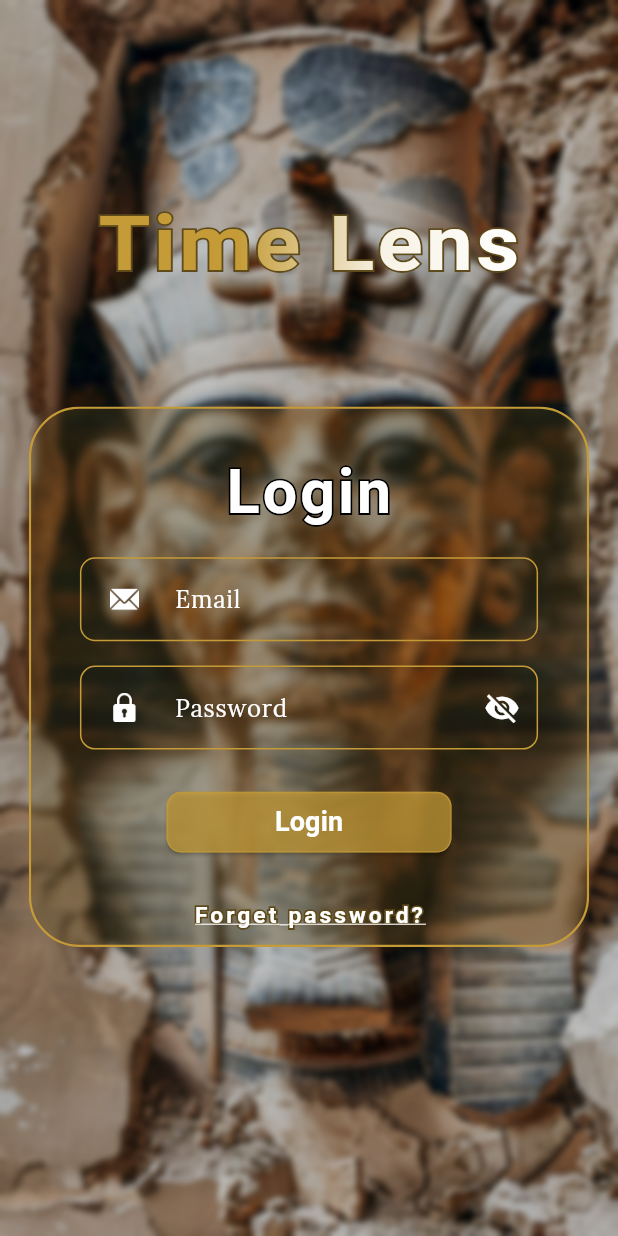
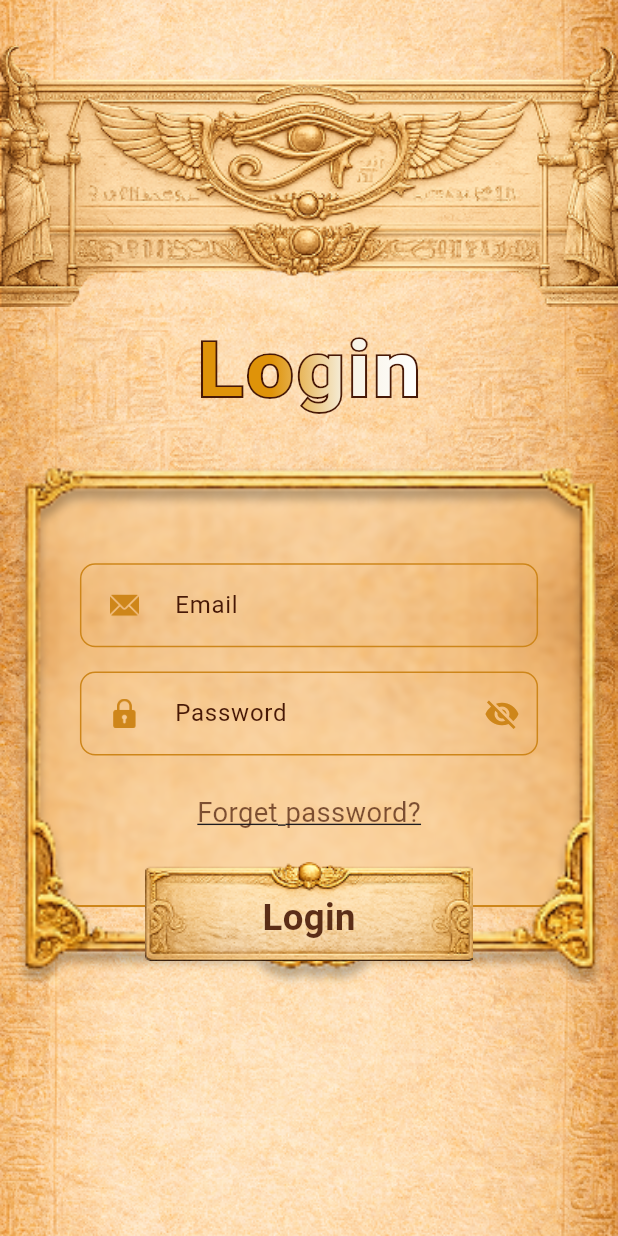
Before and after one commit to Jik00/timeLens, a Flutter app: the LoginView screen opened by its route, on a phone screen of 412 x 824 dp. Run offline on Flutter 3.47's test engine with Material 3 defaults, Android fonts, the light colour scheme and no system bars; our stand-ins replace cached_network_image, carousel_slider, dartz, flutter_bloc, flutter_screenutil, get_it and 6 more; missing offline and left inert: slide_action; accounts and stored records are empty; statements that could not run were skipped.

Commit message:
new ui -2- - auth feature - custom button - custom textFormField - custom background with top frame

```diff
--- a/lib/core/utils/app_colors.dart
+++ b/lib/core/utils/app_colors.dart
@@ -4,11 +4,12 @@ abstract class AppColors {
   static const textColor = Colors.white70;
   static const grayscale400 = Color(0xFF949D9E);
   static const brownWriting = Color(0xFF471806);
-  static const primaryColor = Color(0xFFC49B37);
+  static const primaryColor = Color(0xFFCE861A);
   static const secondaryColor = Color(0xFF5E4A1A);
   static const newsecondaryColor = Color(0xFF614317);
   static const middleColor = Color(0xFFF7F2E4);
   static const timeLensColor = Color(0xFFDF9309);
+  static const blurColor = Color(0xFFF2BF7B);
   static const skipColor = Color(0xFFFFFCF5);
   static const blackBackground = Color(0xFF1E1E1E);
 }
--- /dev/null
+++ b/lib/core/widgets/background_with_top_frame.dart
@@ -0,0 +1,34 @@
+import 'package:flutter/material.dart';
+import 'package:flutter_screenutil/flutter_screenutil.dart';
+import 'package:timelens/core/utils/app_images.dart';
+
+class BackgroundWithTopFrame extends StatelessWidget {
+  const BackgroundWithTopFrame({super.key});
+
+  @override
+  Widget build(BuildContext context) {
+    return Stack(
+        children: [
+
+          Positioned.fill(
+            child: Image.asset(
+              Assets.assetsImagesBackground,
+              fit: BoxFit.cover,
+            ),
+          ),
+
+          Align(
+            alignment: Alignment.topCenter,
+            child: Padding(
+              padding: EdgeInsets.only(top: 30.h),
+              child: Image.asset(
+                Assets.assetsImagesTopFrame,
+                width: double.infinity,
+                fit: BoxFit.cover,
+              ),
+            ),
+          ),
+        ],
+    );
+  }
+}
--- a/lib/core/widgets/custom_button.dart
+++ b/lib/core/widgets/custom_button.dart
@@ -1,47 +1,50 @@
 import 'package:flutter/material.dart';
 import 'package:flutter_screenutil/flutter_screenutil.dart';
+import 'package:timelens/core/utils/app_colors.dart';
+import 'package:timelens/core/utils/app_images.dart';
 
 class CustomButton extends StatelessWidget {
   const CustomButton({
     super.key,
     required this.hint,
     this.onTap,
-    required this.w,
-    this.fillColor,
-    this.borderColor,
   });
 
   final String hint;
   final VoidCallback? onTap;
-  final int w;
-  final Color? fillColor, borderColor;
 
   @override
   Widget build(BuildContext context) {
-    return ElevatedButton(
-      onPressed: onTap,
-      style: ButtonStyle(
-        backgroundColor: WidgetStateProperty.all(
-          fillColor ?? Colors.transparent,
-        ),
-        minimumSize: WidgetStateProperty.all(
-          Size(w.w, 40.h),
-        ),
-        shape: WidgetStateProperty.all(
-          RoundedRectangleBorder(
-            borderRadius: BorderRadius.circular(10),
-            side: BorderSide(
-              color: borderColor ?? Colors.white,
+    return GestureDetector(
+      onTap: onTap,
+      child: SizedBox(
+        width: 220.w,
+        height: 70.h,
+        child: Stack(
+          children: [
+            Align(
+              alignment: Alignment.center,
+              child: Image.asset(
+                Assets.assetsImagesButtonFrame,
+                height: 65.h,
+                fit: BoxFit.cover,
+              ),
             ),
-          ),
-        ),
-      ),
-      child: Text(
-        hint,
-        style: const TextStyle(
-          fontWeight: FontWeight.w700,
-          fontSize: 18,
-          color: Colors.white,
+            Align(
+              alignment: Alignment.center,
+              child: Padding(
+                padding: const EdgeInsets.only(top: 8.0),
+                child: Text(
+                  hint,
+                  style: TextStyle(
+                    fontWeight: FontWeight.w700,
+                    fontSize: 24.sp,
+                    color: AppColors.brownWriting.withOpacity(0.89),
+                  ),
+                ),
+              ),
+            ),
+          ],
         ),
       ),
     );
--- a/lib/core/widgets/custom_error_widget.dart
+++ b/lib/core/widgets/custom_error_widget.dart
@@ -38,7 +38,6 @@ class CustomErrorWidget extends StatelessWidget {
           const SizedBox(height: 24),
           CustomButton(
             hint: context.loc.retry,
-            w: 120,
             onTap: onTap,
           ),
         ],
--- a/lib/features/auth/presentation/views/widgets/blur_login_card.dart
+++ b/lib/features/auth/presentation/views/widgets/back_drop_filter.dart
@@ -4,8 +4,8 @@ import 'package:flutter/material.dart';
 import 'package:flutter_screenutil/flutter_screenutil.dart';
 import 'package:timelens/core/utils/app_colors.dart';
 
-class BlurLoginCard extends StatelessWidget {
-  const BlurLoginCard({
+class BackDropFilter extends StatelessWidget {
+  const BackDropFilter({
     super.key,
   });
 
@@ -17,9 +17,9 @@ class BlurLoginCard extends StatelessWidget {
         filter: ImageFilter.blur(sigmaX: 2, sigmaY: 2),
         child: Container(
           width: 340.w,
-          height: 355.h,
+          height: 280.h,
           decoration: BoxDecoration(
-            color: AppColors.secondaryColor.withOpacity(0.3),
+            color: AppColors.blurColor.withOpacity(0.3),
             borderRadius: BorderRadius.circular(34),
             border: Border.all(
               color: AppColors.primaryColor,
--- a/lib/features/auth/presentation/views/widgets/custom_form_text_field.dart
+++ b/lib/features/auth/presentation/views/widgets/custom_form_text_field.dart
@@ -1,6 +1,5 @@
 import 'package:flutter/material.dart';
 import 'package:flutter_screenutil/flutter_screenutil.dart';
-import 'package:google_fonts/google_fonts.dart';
 import 'package:timelens/core/utils/app_colors.dart';
 import 'package:timelens/core/utils/context_extensions.dart';
 
@@ -34,12 +33,13 @@ class CustomFormTextfield extends StatelessWidget {
             return null;
           },
           obscureText: obscure,
-          style: const TextStyle(color: Colors.white),
+          style: const TextStyle(color: AppColors.brownWriting),
           keyboardType: textInputType,
           decoration: InputDecoration(
             labelText: hintText,
-            labelStyle: TextStyle(
-                color: Colors.white, fontFamily: GoogleFonts.lora().fontFamily),
+            labelStyle: const TextStyle(
+              color: AppColors.brownWriting,
+            ),
             floatingLabelStyle: const TextStyle(),
             errorStyle: const TextStyle(color: Colors.red),
             errorBorder: OutlineInputBorder(
@@ -51,17 +51,16 @@ class CustomFormTextfield extends StatelessWidget {
             ),
             focusedErrorBorder: OutlineInputBorder(
               borderRadius: BorderRadius.circular(10.r),
-              borderSide: const BorderSide(
-                color: Colors.red,
+              borderSide:  const BorderSide(
+                color: AppColors.primaryColor,
                 width: 1,
               ),
             ),
             hintText: hintText,
             hintStyle: TextStyle(
               fontSize: 16.sp,
-              color: Colors.white,
+              color: AppColors.primaryColor,
               fontWeight: FontWeight.w400,
-              fontFamily: GoogleFonts.lora().fontFamily,
             ),
             suffixIcon: suffixIcon,
             prefixIcon: prefixIcon,
--- a/lib/features/auth/presentation/views/widgets/icon_text_field.dart
+++ b/lib/features/auth/presentation/views/widgets/icon_text_field.dart
@@ -1,5 +1,6 @@
 import 'package:flutter/material.dart';
 import 'package:flutter_screenutil/flutter_screenutil.dart';
+import 'package:timelens/core/utils/app_colors.dart';
 
 class IconTextField extends StatelessWidget {
   const IconTextField({super.key, required this.img});
@@ -12,7 +13,7 @@ class IconTextField extends StatelessWidget {
       padding: EdgeInsets.symmetric(horizontal: 18.w),
       child: Image.asset(
         img,
-        color: Colors.white,
+        color: AppColors.primaryColor,
         width: 18.w,
         height: 18.h,
       ),
--- a/lib/features/auth/presentation/views/widgets/login_view_body.dart
+++ b/lib/features/auth/presentation/views/widgets/login_view_body.dart
@@ -1,12 +1,12 @@
-import 'dart:ui';
 import 'package:flutter/material.dart';
 import 'package:flutter_screenutil/flutter_screenutil.dart';
-import 'package:timelens/constants.dart';
 import 'package:timelens/core/utils/app_colors.dart';
 import 'package:timelens/core/utils/app_images.dart';
+import 'package:timelens/core/utils/context_extensions.dart';
+import 'package:timelens/core/widgets/background_with_top_frame.dart';
 import 'package:timelens/core/widgets/stroke_text_cinzel.dart';
-import 'package:timelens/features/auth/presentation/views/widgets/blur_login_card.dart';
-import 'package:timelens/features/auth/presentation/views/widgets/login_card.dart';
+import 'package:timelens/features/auth/presentation/views/widgets/back_drop_filter.dart';
+import 'package:timelens/features/auth/presentation/views/widgets/text_fields_column.dart';
 
 class LoginViewBody extends StatelessWidget {
   const LoginViewBody({super.key});
@@ -23,36 +23,32 @@ class LoginViewBody extends StatelessWidget {
           height: MediaQuery.of(context).size.height,
           child: Stack(
             children: [
-              Positioned.fill(
-                  child: Image.asset(Assets.assetsImagesPhoarhFace,
-                      fit: BoxFit.cover)),
-              BackdropFilter(
-                filter: ImageFilter.blur(sigmaX: 2, sigmaY: 2),
-                child: Container(
-                  color: Colors.black.withOpacity(0.2),
-                ),
-              ),
+              const BackgroundWithTopFrame(),
               Positioned(
                 left: 0,
                 right: 0,
-                top: 136.h,
+                top: 220.h,
                 child: Column(
                   children: [
                     Transform.scale(
                       scaleX: 1.1,
-                      child: const StrokeTextCizel(
-                          title: kAppTitle,
-                          colors: [
-                            AppColors.primaryColor,
-                            AppColors.primaryColor,
+                      child: StrokeTextCizel(
+                          title: context.loc.login,
+                          colors: const [
+                            AppColors.timeLensColor,
+                            AppColors.timeLensColor,
                             AppColors.middleColor,
                             Colors.white
                           ],
+                          // colors: [
+                          //   AppColors.brownWriting.withOpacity(0.5),
+                          //   AppColors.brownWriting.withOpacity(0.5),
+                          // ],
                           titleSize: 50,
-                          borderColor: AppColors.secondaryColor),
+                          borderColor: AppColors.brownWriting),
                     ),
-                    SizedBox(height: 85.h),
-                    const BlurLoginCard(),
+                    SizedBox(height: 50.h),
+                    const BackDropFilter(),
                   ],
                 ),
               ),
@@ -60,7 +56,19 @@ class LoginViewBody extends StatelessWidget {
                 left: 0,
                 right: 0,
                 top: 300.h,
-                child: const LoginCard(),
+                child: Transform.scale(
+                  scaleX: 1.65,
+                  scaleY: 1.65,
+                  child: Image.asset(
+                    Assets.assetsImagesSquareFrame,
+                  ),
+                ),
+              ),
+              Positioned(
+                left: 0,
+                right: 0,
+                top: 370.h,
+                child: const TextFieldsColumn(),
               ),
             ],
           ),
--- a/lib/features/auth/presentation/views/widgets/password_field.dart
+++ b/lib/features/auth/presentation/views/widgets/password_field.dart
@@ -1,4 +1,5 @@
 import 'package:flutter/material.dart';
+import 'package:timelens/core/utils/app_colors.dart';
 import 'package:timelens/core/utils/app_images.dart';
 import 'package:timelens/core/utils/context_extensions.dart';
 import 'package:timelens/features/auth/presentation/views/widgets/custom_form_text_field.dart';
@@ -27,7 +28,7 @@ class _PasswordFieldState extends State<PasswordField> {
       suffixIcon: IconButton(
         onPressed: () => setState(() => obscure = !obscure),
         icon: Icon(obscure ? Icons.visibility_off : Icons.remove_red_eye),
-        color: Colors.white,
+        color: AppColors.primaryColor,
       ),
     );
   }
--- a/lib/features/auth/presentation/views/widgets/login_card.dart
+++ b/lib/features/auth/presentation/views/widgets/text_fields_column.dart
@@ -5,36 +5,29 @@ import 'package:timelens/core/utils/app_images.dart';
 import 'package:timelens/core/utils/context_extensions.dart';
 import 'package:timelens/core/widgets/custom_button.dart';
 import 'package:timelens/features/auth/presentation/views/widgets/custom_form_text_field.dart';
-import 'package:timelens/core/widgets/stroke_text_cinzel.dart';
 import 'package:timelens/features/auth/presentation/views/widgets/icon_text_field.dart';
 import 'package:timelens/features/auth/presentation/views/widgets/password_field.dart';
-import 'package:timelens/features/home/presentation/views/home_view.dart';
 
-class LoginCard extends StatefulWidget {
-  const LoginCard({super.key});
+import '../../../../home/presentation/views/home_view.dart';
+
+class TextFieldsColumn extends StatefulWidget {
+  const TextFieldsColumn({super.key});
 
   @override
-  State<LoginCard> createState() => _LoginCardState();
+  State<TextFieldsColumn> createState() => _TextFieldsColumnState();
 }
 
 GlobalKey<FormState> _formKey = GlobalKey<FormState>();
 late String email, pass;
 AutovalidateMode autovalidateMode = AutovalidateMode.disabled;
 
-class _LoginCardState extends State<LoginCard> {
+class _TextFieldsColumnState extends State<TextFieldsColumn> {
   @override
   Widget build(BuildContext context) {
     return Form(
       key: _formKey,
       child: Column(
         children: [
-          StrokeTextCizel(
-            title: context.loc.login,
-            colors: const [Colors.white, Colors.white],
-            titleSize: 40,
-            borderColor: Colors.black,
-          ),
-          SizedBox(height: 20.h),
           CustomFormTextfield(
             textInputType: TextInputType.emailAddress,
             hintText: context.loc.email,
@@ -52,11 +45,19 @@ class _LoginCardState extends State<LoginCard> {
           SizedBox(
             height: 24.h,
           ),
+          Text(
+            context.loc.forgetPass,
+            style: TextStyle(
+              color: AppColors.brownWriting.withOpacity(0.7),
+              fontSize: 18.sp,
+              decoration: TextDecoration.underline,
+            ),
+          ),
+          SizedBox(
+            height: 17.h,
+          ),
           CustomButton(
             hint: context.loc.login,
-            w: 173,
-            borderColor: AppColors.primaryColor.withOpacity(0.6),
-            fillColor: AppColors.primaryColor.withOpacity(0.75),
             onTap: () {
               if (_formKey.currentState!.validate()) {
                 _formKey.currentState!.save();
@@ -71,16 +72,6 @@ class _LoginCardState extends State<LoginCard> {
               }
             },
           ),
-          SizedBox(
-            height: 14.h,
-          ),
-          StrokeTextCizel(
-            title: context.loc.forgetPass,
-            colors: const [Colors.white, Colors.white],
-            titleSize: 15,
-            borderColor: AppColors.secondaryColor,
-            textDecoration: TextDecoration.underline,
-          )
         ],
       ),
     );
--- a/lib/features/figures/presentation/views/widgets/details_column.dart
+++ b/lib/features/figures/presentation/views/widgets/details_column.dart
@@ -74,9 +74,6 @@ class DetailsColumn extends StatelessWidget {
           ),
           CustomButton(
             hint: 'start z journey',
-            w: 200,
-            fillColor: AppColors.timeLensColor.withOpacity(0.38),
-            borderColor: AppColors.timeLensColor.withOpacity(0.38),
             onTap: () {
               Navigator.pushNamed(context, TestView.routeName);
             },
--- a/lib/features/onboarding/presentation/views/widgets/onboarding_body.dart
+++ b/lib/features/onboarding/presentation/views/widgets/onboarding_body.dart
@@ -71,7 +71,6 @@ class _OnboardingBodyState extends State<OnboardingBody> {
                 maintainState: true,
                 maintainSize: true,
                 child: CustomButton(
-                  w: 343,
                   hint: context.loc.onboardingStart,
                   onTap: () {
                     Prefs.setBool(kIsOnboardingSeen, true);
--- a/lib/features/splash/presentation/views/widgets/splash_view_body.dart
+++ b/lib/features/splash/presentation/views/widgets/splash_view_body.dart
@@ -7,6 +7,8 @@ import 'package:timelens/core/widgets/app_logo.dart';
 import 'package:timelens/core/widgets/timelens_title.dart';
 import 'package:timelens/features/auth/presentation/views/login_view.dart';
 import 'package:timelens/features/onboarding/presentation/views/onboarding_view.dart';
+
+import '../../../../../core/widgets/background_with_top_frame.dart';
 
 class SplashViewBody extends StatefulWidget {
   const SplashViewBody({super.key});
@@ -43,25 +45,7 @@ class _SplashViewBodyState extends State<SplashViewBody>
       child: Stack(
         children: [
 
-          Positioned.fill(
-            child: Image.asset(
-              Assets.assetsImagesBackground,
-              fit: BoxFit.cover,
-            ),
-          ),
-
-          Align(
-            alignment: Alignment.topCenter,
-            child: Padding(
-              padding: EdgeInsets.only(top: 30.h),
-              child: Image.asset(
-                Assets.assetsImagesTopFrame,
-                width: double.infinity,
-                // height: 180.h,
-                fit: BoxFit.cover,
-              ),
-            ),
-          ),
+          const BackgroundWithTopFrame(),
 
           /// Centered logo + text
           Center(
```
